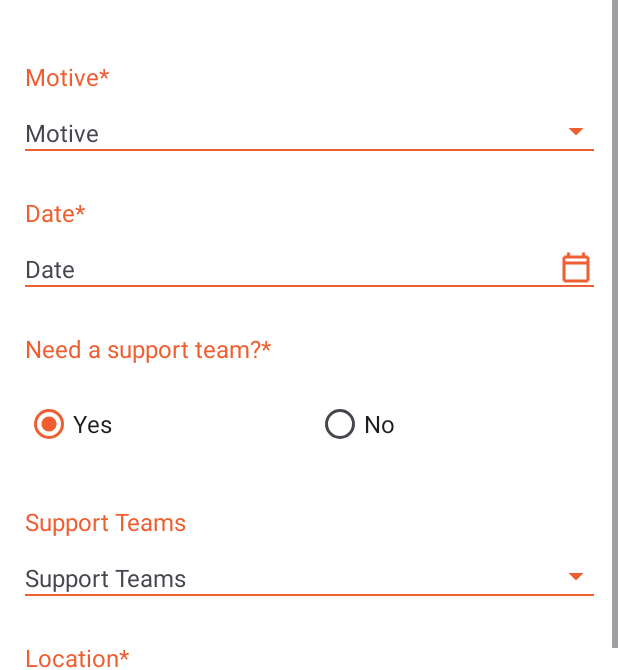
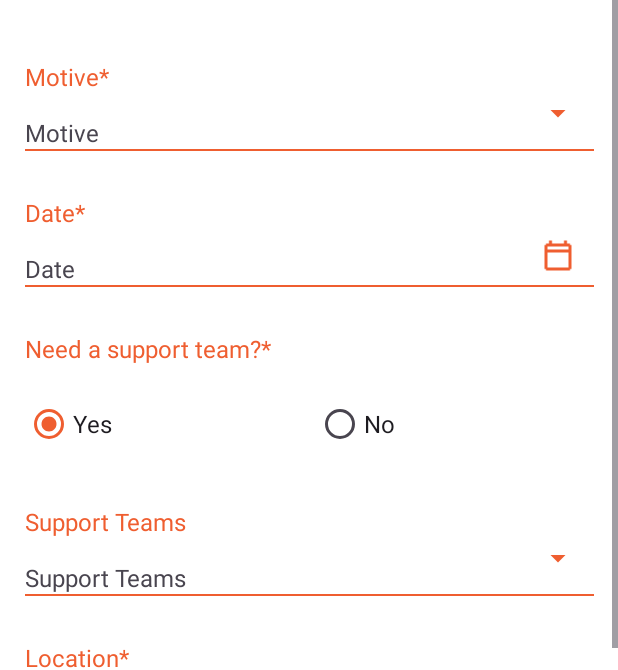
Before and after one commit to IFero04/QueimaSegura, an Android app built with Jetpack Compose: the RequestActivity screen opened directly, with no data from a screen before it, on a phone screen of 412 x 824 dp. Shown: the part 271-941 px from the top of the screen. Run offline under Robolectric (Android 15) with nearby library versions, the phone set to English and light mode, and no system bars; Roboto replaces fonts that are not available here.

Commit message:
Replaced ImageViews with ImageButtons

```diff
--- a/app/src/main/res/layout/activity_request.xml
+++ b/app/src/main/res/layout/activity_request.xml
@@ -129,11 +129,12 @@
                 app:layout_constraintStart_toStartOf="parent"
                 app:layout_constraintTop_toBottomOf="@+id/textViewMotiveHeader" />
 
-            <ImageView
-                android:id="@+id/imageViewDropDownMotive"
-                android:layout_width="wrap_content"
-                android:layout_height="wrap_content"
+            <ImageButton
+                android:id="@+id/imageButtonDropDownMotive"
+                android:layout_width="48dp"
+                android:layout_height="48dp"
                 android:layout_marginEnd="16dp"
+                android:background="#00FFFFFF"
                 android:contentDescription="@string/drop_down_vector"
                 app:layout_constraintBottom_toTopOf="@+id/textViewLine"
                 app:layout_constraintEnd_toEndOf="parent"
@@ -175,12 +176,12 @@
                 app:layout_constraintStart_toStartOf="parent"
                 app:layout_constraintTop_toBottomOf="@+id/textViewDateHeader" />
 
-            <ImageView
-                android:id="@+id/imageViewDate"
-                android:layout_width="wrap_content"
-                android:layout_height="wrap_content"
-                android:layout_marginTop="15dp"
+            <ImageButton
+                android:id="@+id/imageButtonDate"
+                android:layout_width="48dp"
+                android:layout_height="48dp"
                 android:layout_marginEnd="16dp"
+                android:background="#00FFFFFF"
                 android:contentDescription="@string/calendar_vector"
                 app:layout_constraintBottom_toTopOf="@+id/textViewLine2"
                 app:layout_constraintEnd_toEndOf="parent"
--- a/app/src/main/res/layout/fragment_queimada.xml
+++ b/app/src/main/res/layout/fragment_queimada.xml
@@ -43,11 +43,12 @@
         app:layout_constraintStart_toStartOf="parent"
         app:layout_constraintTop_toBottomOf="@+id/textViewFireTechHeader" />
 
-    <ImageView
-        android:id="@+id/imageViewDropDownFireTech"
-        android:layout_width="wrap_content"
-        android:layout_height="wrap_content"
+    <ImageButton
+        android:id="@+id/imageButtonDropDownFireTech"
+        android:layout_width="48dp"
+        android:layout_height="48dp"
         android:layout_marginEnd="16dp"
+        android:background="#00FFFFFF"
         android:contentDescription="@string/drop_down_vector"
         app:layout_constraintBottom_toTopOf="@+id/textViewLine"
         app:layout_constraintEnd_toEndOf="parent"
--- a/app/src/main/res/layout/fragment_supp_team.xml
+++ b/app/src/main/res/layout/fragment_supp_team.xml
@@ -43,11 +43,12 @@
         app:layout_constraintStart_toStartOf="parent"
         app:layout_constraintTop_toBottomOf="@+id/textViewSuppTeamHeader" />
 
-    <ImageView
-        android:id="@+id/imageViewDropDownSuppTeam"
-        android:layout_width="wrap_content"
-        android:layout_height="wrap_content"
+    <ImageButton
+        android:id="@+id/imageButtonDropDownFireTech"
+        android:layout_width="48dp"
+        android:layout_height="48dp"
         android:layout_marginEnd="16dp"
+        android:background="#00FFFFFF"
         android:contentDescription="@string/drop_down_vector"
         app:layout_constraintBottom_toTopOf="@+id/textViewLine"
         app:layout_constraintEnd_toEndOf="parent"
```
